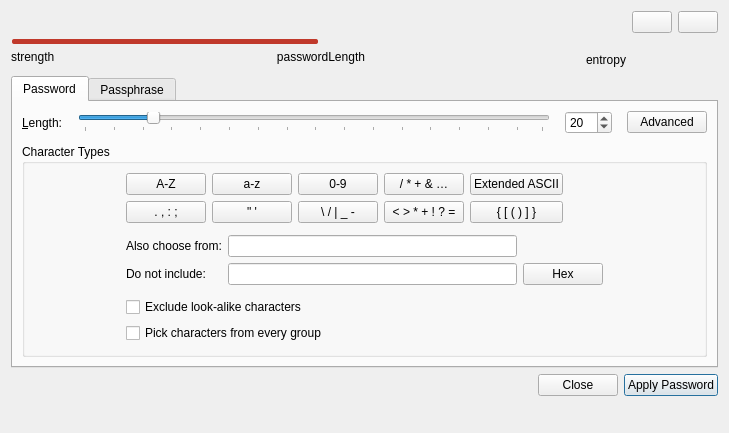
Above: src/gui/PasswordGeneratorWidget.ui from jamesbroadhead/keepassxc before the change. Below: the same form after it.
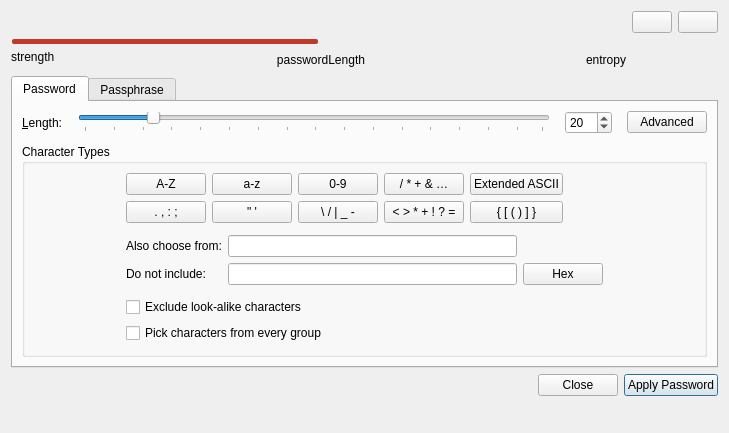
That is the form after the change. Custom widgets are drawn as their Qt base class.

Commit message:
Wrap the password stats only when they don't fit on one line
With wider fonts, the quality, length and entropy labels set the
generator's minimum width because they share the password field's
column. Wrap them only when the column is too narrow for one line, since
a word-wrapped QLabel prefers a narrow width even when there is room.
Let the spacers between them shrink first, so the labels are never cut.

Patch:
```diff
--- a/src/gui/PasswordGeneratorWidget.ui
+++ b/src/gui/PasswordGeneratorWidget.ui
@@ -47,7 +47,7 @@
          </property>
          <property name="sizeHint" stdset="0">
           <size>
-           <width>40</width>
+           <width>0</width>
            <height>20</height>
           </size>
          </property>
@@ -61,12 +61,6 @@
            <verstretch>0</verstretch>
           </sizepolicy>
          </property>
-         <property name="maximumSize">
-          <size>
-           <width>16777215</width>
-           <height>30</height>
-          </size>
-         </property>
          <property name="text">
           <string>passwordLength</string>
          </property>
@@ -85,7 +79,7 @@
          </property>
          <property name="sizeHint" stdset="0">
           <size>
-           <width>40</width>
+           <width>0</width>
            <height>20</height>
           </size>
          </property>
```
Left out of the diff: 6 changed lines with no effect on the pictures. The commit also changes 2 other files.
